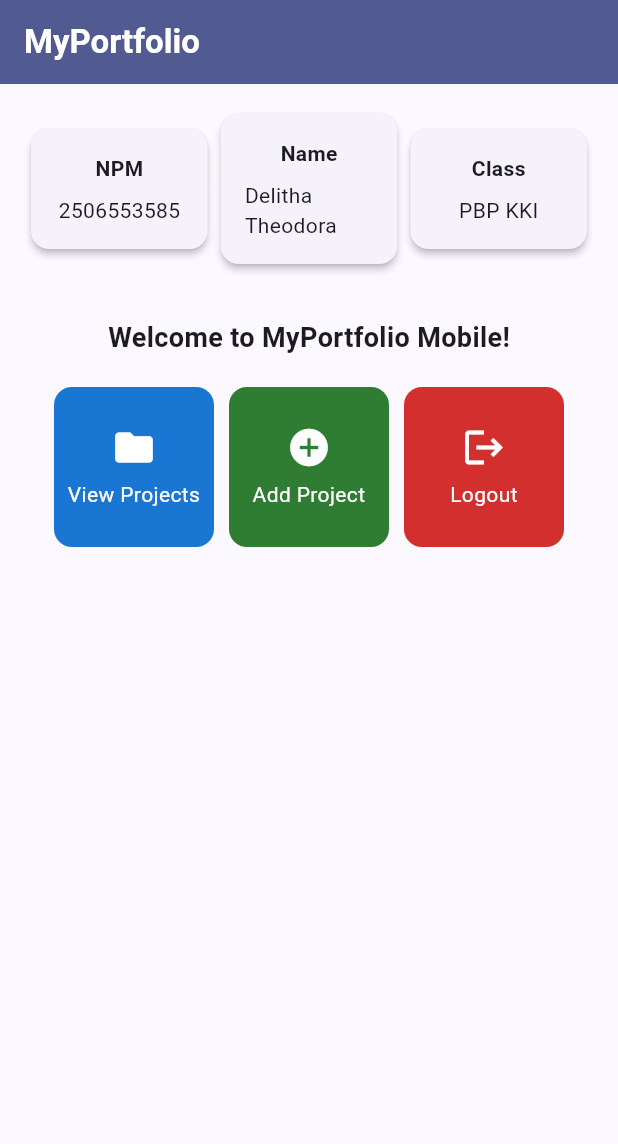
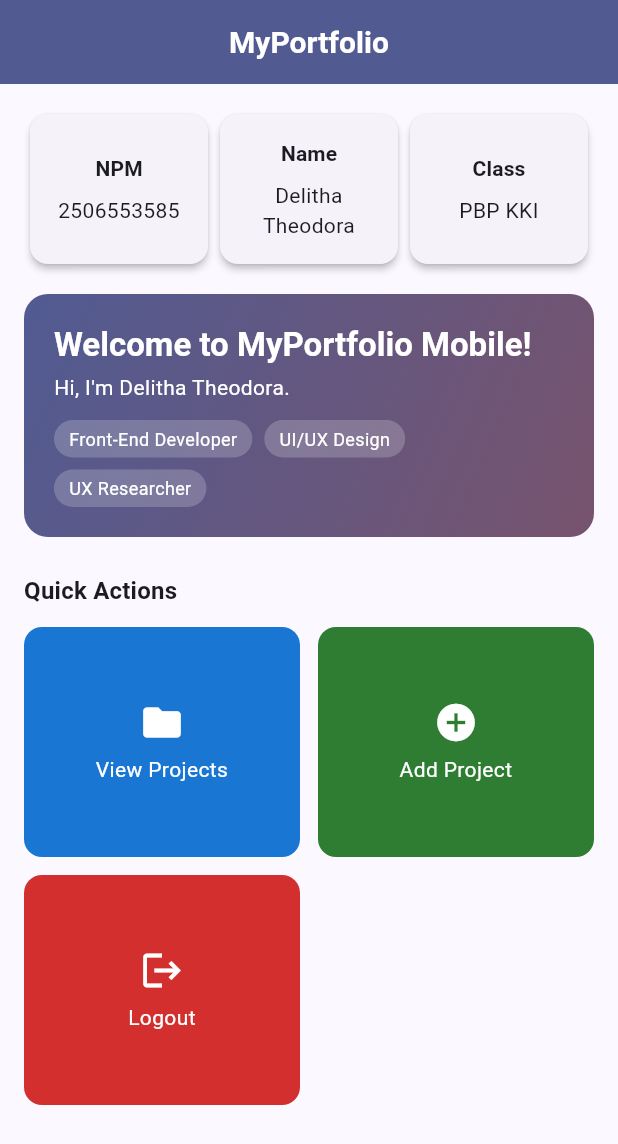
Before and after one commit to theodoradelitha/myportofolio_mobile, a Flutter app: the screen it shows after launch, on a phone screen of 412 x 824 dp. Shown: the top 1144 px of the screen. Run offline on Flutter 3.47's test engine with Material 3 defaults, Android fonts, the phone set to English and light mode, and no system bars.

Commit message:
style: polish home layout and make it responsive
- move AppBar colors into the app theme so every page shares them
- make the body scrollable and cap its width on wide screens
- let InfoCards share the row with Expanded instead of a fixed width
- add a welcome header with my roles and a responsive 2/4 column grid

```diff
--- /dev/null
+++ b/lib/data/portfolio_data.dart
@@ -0,0 +1,11 @@
+/// Static portfolio content taken from my Django portfolio site.
+///
+/// This will be replaced by data from the Django REST API once the app is
+/// connected to the backend in a later tutorial.
+abstract final class PortfolioData {
+  static const List<String> roles = [
+    'Front-End Developer',
+    'UI/UX Design',
+    'UX Researcher',
+  ];
+}
--- a/lib/main.dart
+++ b/lib/main.dart
@@ -8,17 +8,28 @@ void main() {
 class MyApp extends StatelessWidget {
   const MyApp({super.key});
 
-  // This widget is the root of your application.
   @override
   Widget build(BuildContext context) {
+    final colorScheme = ColorScheme.fromSeed(seedColor: Colors.indigo);
+
     return MaterialApp(
       title: 'MyPortfolio',
       theme: ThemeData(
-        colorScheme: ColorScheme.fromSeed(
-          seedColor: Colors.indigo,
-          secondary: Colors.amber[700],
+        colorScheme: colorScheme,
+        useMaterial3: true,
+        appBarTheme: AppBarTheme(
+          backgroundColor: colorScheme.primary,
+          foregroundColor: colorScheme.onPrimary,
+          centerTitle: true,
+          titleTextStyle: TextStyle(
+            color: colorScheme.onPrimary,
+            fontSize: 20,
+            fontWeight: FontWeight.bold,
+          ),
         ),
-        useMaterial3: true,
+        snackBarTheme: const SnackBarThemeData(
+          behavior: SnackBarBehavior.floating,
+        ),
       ),
       home: const MyHomePage(),
     );
--- a/lib/menu.dart
+++ b/lib/menu.dart
@@ -1,7 +1,9 @@
 import 'package:flutter/material.dart';
+import 'package:myportofolio_mobile/data/portfolio_data.dart';
 import 'package:myportofolio_mobile/models/item_homepage.dart';
 import 'package:myportofolio_mobile/widgets/info_card.dart';
 import 'package:myportofolio_mobile/widgets/item_card.dart';
+import 'package:myportofolio_mobile/widgets/profile_header.dart';
 
 class MyHomePage extends StatelessWidget {
   const MyHomePage({super.key});
@@ -18,58 +20,77 @@ class MyHomePage extends StatelessWidget {
 
   @override
   Widget build(BuildContext context) {
+    final textTheme = Theme.of(context).textTheme;
+
     return Scaffold(
-      appBar: AppBar(
-        title: const Text(
-          'MyPortfolio',
-          style: TextStyle(color: Colors.white, fontWeight: FontWeight.bold),
-        ),
-        backgroundColor: Theme.of(context).colorScheme.primary,
-      ),
-      body: Padding(
+      appBar: AppBar(title: const Text('MyPortfolio')),
+      body: SingleChildScrollView(
         padding: const EdgeInsets.all(16.0),
-        child: Column(
-          crossAxisAlignment: CrossAxisAlignment.center,
-          children: [
-            Row(
-              mainAxisAlignment: MainAxisAlignment.spaceEvenly,
+        child: Center(
+          // Keeps the layout readable when running on wide web/desktop windows.
+          child: ConstrainedBox(
+            constraints: const BoxConstraints(maxWidth: 720.0),
+            child: Column(
+              crossAxisAlignment: CrossAxisAlignment.stretch,
               children: [
-                const InfoCard(title: 'NPM', content: npm),
-                const InfoCard(title: 'Name', content: nama),
-                const InfoCard(title: 'Class', content: kelas),
+                const IntrinsicHeight(
+                  child: Row(
+                    crossAxisAlignment: CrossAxisAlignment.stretch,
+                    children: [
+                      Expanded(
+                        child: InfoCard(title: 'NPM', content: npm),
+                      ),
+                      Expanded(
+                        child: InfoCard(title: 'Name', content: nama),
+                      ),
+                      Expanded(
+                        child: InfoCard(title: 'Class', content: kelas),
+                      ),
+                    ],
+                  ),
+                ),
+                const SizedBox(height: 16.0),
+                const ProfileHeader(name: nama, roles: PortfolioData.roles),
+                const SizedBox(height: 24.0),
+                Text(
+                  'Quick Actions',
+                  style: textTheme.titleMedium?.copyWith(
+                    fontWeight: FontWeight.bold,
+                  ),
+                ),
+                const SizedBox(height: 12.0),
+                const _ActionGrid(items: items),
               ],
             ),
-            const SizedBox(height: 16.0),
-            Center(
-              child: Column(
-                children: [
-                  const Padding(
-                    padding: EdgeInsets.only(top: 16.0),
-                    child: Text(
-                      'Welcome to MyPortfolio Mobile!',
-                      style: TextStyle(
-                        fontWeight: FontWeight.bold,
-                        fontSize: 18.0,
-                      ),
-                    ),
-                  ),
-                  GridView.count(
-                    primary: true,
-                    padding: const EdgeInsets.all(20),
-                    crossAxisSpacing: 10,
-                    mainAxisSpacing: 10,
-                    crossAxisCount: 3,
-                    shrinkWrap: true,
-                    children: items.map((ItemHomepage item) {
-                      return ItemCard(item);
-                    }).toList(),
-                  ),
-                ],
-              ),
-            ),
-          ],
+          ),
         ),
       ),
     );
   }
 }
+
+class _ActionGrid extends StatelessWidget {
+  final List<ItemHomepage> items;
+
+  const _ActionGrid({required this.items});
+
+  @override
+  Widget build(BuildContext context) {
+    return LayoutBuilder(
+      builder: (context, constraints) {
+        final crossAxisCount = constraints.maxWidth >= 560 ? 4 : 2;
+
+        return GridView.count(
+          crossAxisCount: crossAxisCount,
+          crossAxisSpacing: 12.0,
+          mainAxisSpacing: 12.0,
+          childAspectRatio: 1.2,
+          // The page itself scrolls, so the grid only needs to size itself.
+          shrinkWrap: true,
+          physics: const NeverScrollableScrollPhysics(),
+          children: items.map((item) => ItemCard(item)).toList(),
+        );
+      },
+    );
+  }
+}
--- a/lib/widgets/info_card.dart
+++ b/lib/widgets/info_card.dart
@@ -8,16 +8,27 @@ class InfoCard extends StatelessWidget {
 
   @override
   Widget build(BuildContext context) {
+    final textTheme = Theme.of(context).textTheme;
+
     return Card(
       elevation: 2.0,
-      child: Container(
-        width: MediaQuery.of(context).size.width / 3.5,
-        padding: const EdgeInsets.all(16.0),
+      child: Padding(
+        padding: const EdgeInsets.symmetric(vertical: 16.0, horizontal: 8.0),
         child: Column(
+          mainAxisAlignment: MainAxisAlignment.center,
           children: [
-            Text(title, style: const TextStyle(fontWeight: FontWeight.bold)),
+            Text(
+              title,
+              style: textTheme.labelLarge?.copyWith(
+                fontWeight: FontWeight.bold,
+              ),
+            ),
             const SizedBox(height: 8.0),
-            Text(content),
+            Text(
+              content,
+              textAlign: TextAlign.center,
+              style: textTheme.bodyMedium,
+            ),
           ],
         ),
       ),
--- /dev/null
+++ b/lib/widgets/profile_header.dart
@@ -0,0 +1,70 @@
+import 'package:flutter/material.dart';
+
+class ProfileHeader extends StatelessWidget {
+  final String name;
+  final List<String> roles;
+
+  const ProfileHeader({super.key, required this.name, required this.roles});
+
+  @override
+  Widget build(BuildContext context) {
+    final colorScheme = Theme.of(context).colorScheme;
+    final textTheme = Theme.of(context).textTheme;
+
+    return Container(
+      padding: const EdgeInsets.all(20.0),
+      decoration: BoxDecoration(
+        gradient: LinearGradient(
+          colors: [colorScheme.primary, colorScheme.tertiary],
+          begin: Alignment.topLeft,
+          end: Alignment.bottomRight,
+        ),
+        borderRadius: BorderRadius.circular(16.0),
+      ),
+      child: Column(
+        crossAxisAlignment: CrossAxisAlignment.start,
+        children: [
+          Text(
+            'Welcome to MyPortfolio Mobile!',
+            style: textTheme.titleLarge?.copyWith(
+              color: colorScheme.onPrimary,
+              fontWeight: FontWeight.bold,
+            ),
+          ),
+          const SizedBox(height: 4.0),
+          Text(
+            "Hi, I'm $name.",
+            style: textTheme.bodyMedium?.copyWith(color: colorScheme.onPrimary),
+          ),
+          const SizedBox(height: 12.0),
+          Wrap(
+            spacing: 8.0,
+            runSpacing: 8.0,
+            children: roles.map((role) => _RoleTag(role)).toList(),
+          ),
+        ],
+      ),
+    );
+  }
+}
+
+class _RoleTag extends StatelessWidget {
+  final String label;
+
+  const _RoleTag(this.label);
+
+  @override
+  Widget build(BuildContext context) {
+    return Container(
+      padding: const EdgeInsets.symmetric(horizontal: 10.0, vertical: 4.0),
+      decoration: BoxDecoration(
+        color: Colors.white.withValues(alpha: 0.2),
+        borderRadius: BorderRadius.circular(999),
+      ),
+      child: Text(
+        label,
+        style: const TextStyle(color: Colors.white, fontSize: 12.0),
+      ),
+    );
+  }
+}
```
